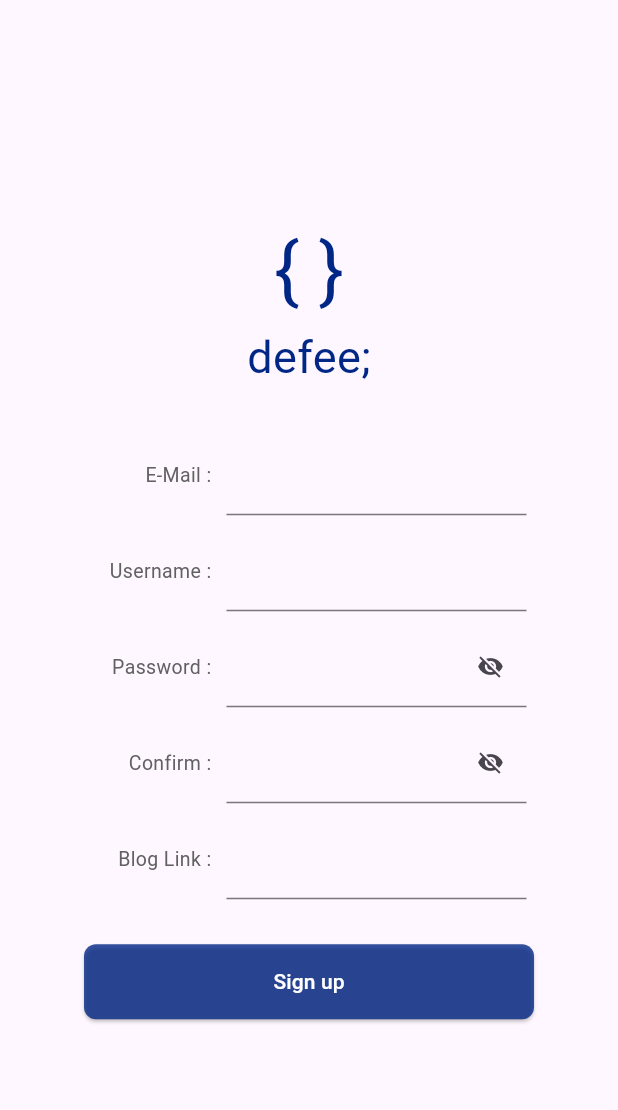
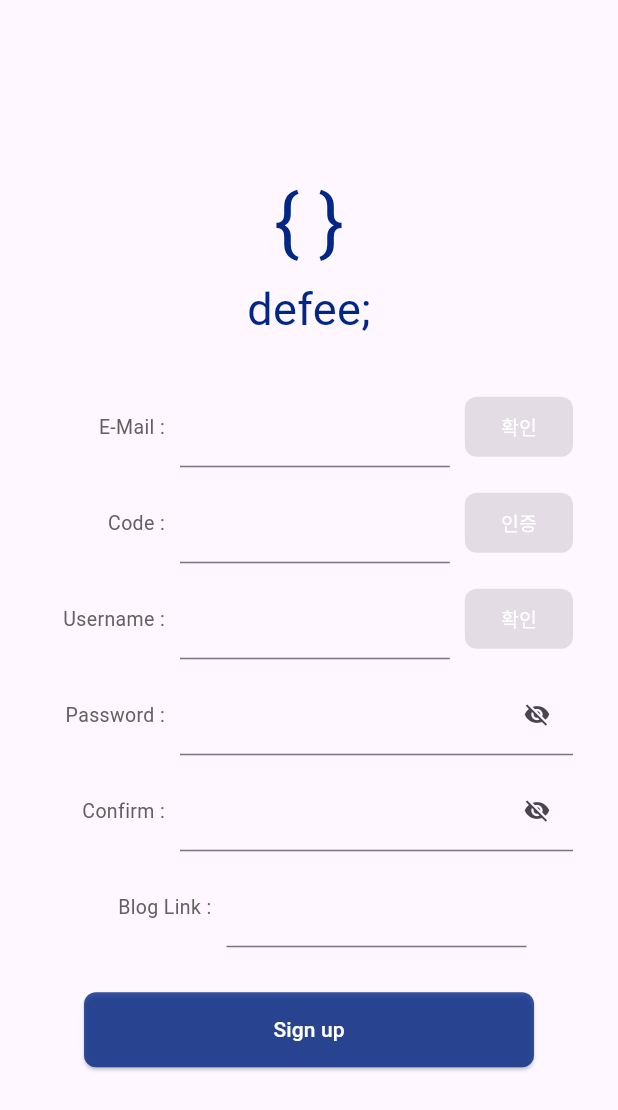
Before and after one commit to Indwoo/defee-frontend, a Flutter app: the Signup screen opened by its route, on a phone screen of 412 x 824 dp. Shown: the top 1110 px of the screen. Run offline on Flutter 3.47's test engine with Material 3 defaults, Android fonts, the phone set to English and light mode, and no system bars; our stand-ins replace share_plus, webview_flutter; Roboto replaces fonts that are missing (Pretendard).

Commit message:
[Feat] make inputBtnBox, inputPwBox

```diff
--- a/defeefront/lib/screens/signup/signup.dart
+++ b/defeefront/lib/screens/signup/signup.dart
@@ -1,4 +1,6 @@
 import 'package:defeefront/widgets/input_box.dart';
+import 'package:defeefront/widgets/input_btn_box.dart';
+import 'package:defeefront/widgets/input_pw_box.dart';
 import 'package:flutter/material.dart';
 
 class Signup extends StatefulWidget {
@@ -13,6 +15,7 @@ class _SignupState extends State<Signup> {
   bool _isConfirmPasswordVisible = false;
 
   final TextEditingController emailController = TextEditingController();
+  final TextEditingController codeController = TextEditingController();
   final TextEditingController usernameController = TextEditingController();
   final TextEditingController passwordController = TextEditingController();
   final TextEditingController confirmPasswordController =
@@ -46,17 +49,25 @@ class _SignupState extends State<Signup> {
                 SizedBox(height: 30),
               ],
             ),
-            InputBox(
+            InputBtnBox(
               labelText: "E-Mail",
               controller: emailController,
+              buttonText: "확인",
             ),
             const SizedBox(height: 10),
-            InputBox(
+            InputBtnBox(
+              labelText: "Code",
+              controller: codeController,
+              buttonText: "인증",
+            ),
+            const SizedBox(height: 10),
+            InputBtnBox(
               labelText: "Username",
               controller: usernameController,
+              buttonText: "확인",
             ),
             const SizedBox(height: 10),
-            InputBox(
+            InputPwBox(
               labelText: "Password",
               isPassword: true,
               isPasswordVisible: _isPasswordVisible,
@@ -68,7 +79,7 @@ class _SignupState extends State<Signup> {
               controller: passwordController,
             ),
             const SizedBox(height: 10),
-            InputBox(
+            InputPwBox(
               labelText: "Confirm",
               isPassword: true,
               isPasswordVisible: _isConfirmPasswordVisible,
--- /dev/null
+++ b/defeefront/lib/widgets/input_btn_box.dart
@@ -0,0 +1,67 @@
+import 'package:flutter/material.dart';
+
+class InputBtnBox extends StatelessWidget {
+  final String labelText;
+  final String buttonText;
+  final void Function()? onButtonPressed;
+  final TextEditingController? controller;
+
+  const InputBtnBox({
+    super.key,
+    required this.labelText,
+    required this.buttonText,
+    this.onButtonPressed,
+    this.controller,
+  });
+
+  @override
+  Widget build(BuildContext context) {
+    return Row(
+      mainAxisAlignment: MainAxisAlignment.center,
+      crossAxisAlignment: CrossAxisAlignment.center,
+      children: [
+        SizedBox(
+          width: 80,
+          child: Text(
+            "$labelText :",
+            style: const TextStyle(
+              fontSize: 13,
+              color: Color.fromARGB(255, 97, 97, 97),
+            ),
+            textAlign: TextAlign.end,
+          ),
+        ),
+        const SizedBox(width: 10),
+        Expanded(
+          child: TextFormField(
+            controller: controller,
+            decoration: const InputDecoration(
+              contentPadding: EdgeInsets.symmetric(vertical: 15.0),
+              isDense: true,
+              border: UnderlineInputBorder(
+                borderSide: BorderSide(
+                  color: Color.fromARGB(255, 97, 97, 97),
+                ),
+              ),
+            ),
+          ),
+        ),
+        const SizedBox(width: 10),
+        ElevatedButton(
+          onPressed: onButtonPressed,
+          style: ElevatedButton.styleFrom(
+            minimumSize: const Size(70, 40),
+            backgroundColor: const Color.fromARGB(255, 0, 122, 255),
+            shape: RoundedRectangleBorder(
+              borderRadius: BorderRadius.circular(8.0),
+            ),
+          ),
+          child: Text(
+            buttonText,
+            style: const TextStyle(color: Colors.white, fontSize: 13),
+          ),
+        ),
+      ],
+    );
+  }
+}
--- /dev/null
+++ b/defeefront/lib/widgets/input_pw_box.dart
@@ -0,0 +1,60 @@
+import 'package:flutter/material.dart';
+
+class InputPwBox extends StatelessWidget {
+  final String labelText;
+  final bool isPasswordVisible;
+  final void Function()? togglePasswordVisibility;
+  final TextEditingController? controller;
+
+  const InputPwBox({
+    super.key,
+    required this.labelText,
+    required this.isPasswordVisible,
+    this.togglePasswordVisibility,
+    this.controller,
+    required bool isPassword,
+  });
+
+  @override
+  Widget build(BuildContext context) {
+    return Row(
+      mainAxisAlignment: MainAxisAlignment.center,
+      crossAxisAlignment: CrossAxisAlignment.center,
+      children: [
+        SizedBox(
+          width: 80,
+          child: Text(
+            "$labelText :",
+            style: const TextStyle(
+              fontSize: 13,
+              color: Color.fromARGB(255, 97, 97, 97),
+            ),
+            textAlign: TextAlign.end,
+          ),
+        ),
+        const SizedBox(width: 10),
+        Expanded(
+          child: TextFormField(
+            controller: controller,
+            obscureText: !isPasswordVisible,
+            decoration: InputDecoration(
+              contentPadding: const EdgeInsets.symmetric(vertical: 15.0),
+              isDense: true,
+              border: const UnderlineInputBorder(
+                borderSide: BorderSide(
+                  color: Color.fromARGB(255, 97, 97, 97),
+                ),
+              ),
+              suffixIcon: IconButton(
+                icon: Icon(
+                  isPasswordVisible ? Icons.visibility : Icons.visibility_off,
+                ),
+                onPressed: togglePasswordVisibility,
+              ),
+            ),
+          ),
+        ),
+      ],
+    );
+  }
+}
```
